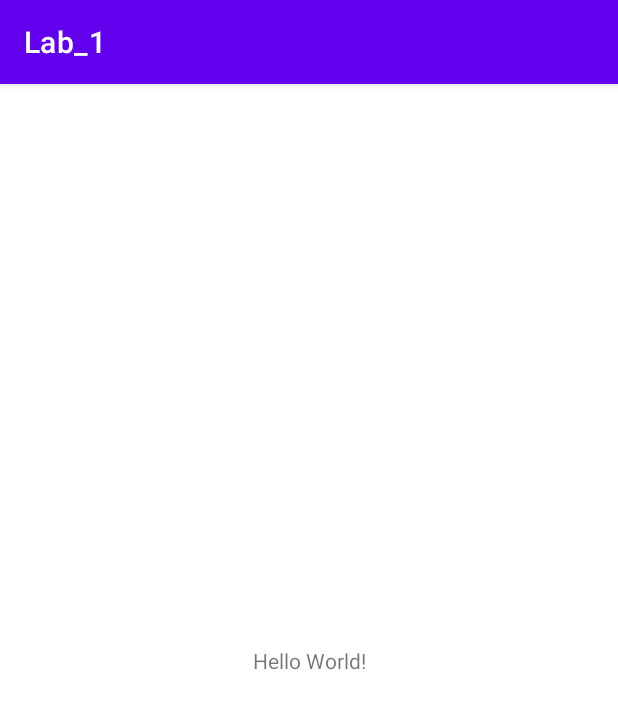
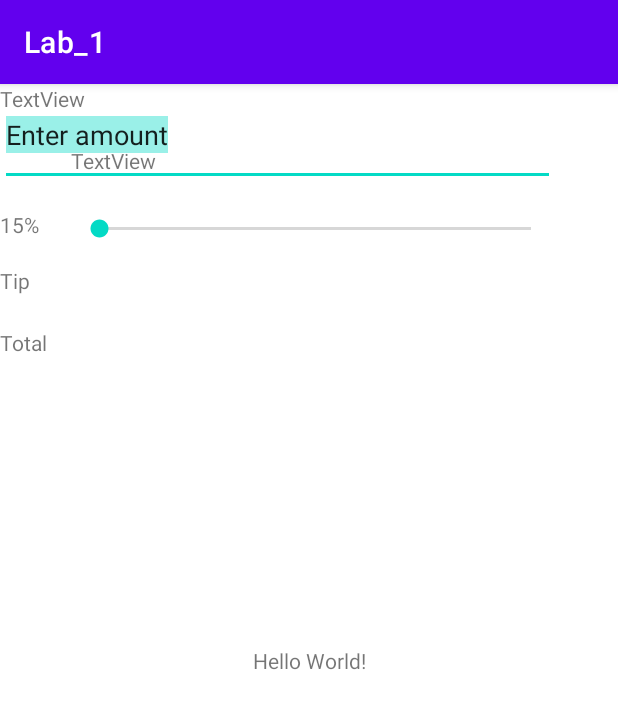
Before and after one commit to yokawaiik/Lab_1, an Android app: the screen it shows after launch (CalcActivity), on a phone screen of 412 x 824 dp. Shown: the top 709 px of the screen. Run offline under Robolectric (Android 15) with nearby library versions, the light colour scheme and no system bars.

Commit message:
4 пункт

```diff
--- a/app/src/main/res/layout/calc_activity.xml
+++ b/app/src/main/res/layout/calc_activity.xml
@@ -2,6 +2,7 @@
 <androidx.constraintlayout.widget.ConstraintLayout xmlns:android="http://schemas.android.com/apk/res/android"
     xmlns:app="http://schemas.android.com/apk/res-auto"
     xmlns:tools="http://schemas.android.com/tools"
+    android:id="@+id/calcActivity"
     android:layout_width="match_parent"
     android:layout_height="match_parent"
     tools:context=".CalcActivity">
@@ -15,4 +16,70 @@
         app:layout_constraintRight_toRightOf="parent"
         app:layout_constraintTop_toTopOf="parent" />
 
+    <EditText
+        android:id="@+id/et_amount"
+        android:layout_width="370dp"
+        android:layout_height="68dp"
+        android:ems="10"
+        android:hint="Input text"
+        android:inputType="textPersonName|numberDecimal"
+        android:selectAllOnFocus="true"
+        android:text="Enter amount"
+        tools:layout_editor_absoluteX="21dp"
+        tools:layout_editor_absoluteY="16dp" />
+
+    <TextView
+        android:id="@+id/tv_percent"
+        android:layout_width="34dp"
+        android:layout_height="25dp"
+        android:layout_marginTop="16dp"
+        android:text="15%"
+        app:layout_constraintTop_toBottomOf="@+id/et_amount"
+        tools:layout_editor_absoluteX="21dp" />
+
+    <SeekBar
+        android:id="@+id/sb_percent"
+        android:layout_width="320dp"
+        android:layout_height="25dp"
+        android:layout_marginStart="16dp"
+        android:layout_marginTop="16dp"
+        app:layout_constraintStart_toEndOf="@+id/tv_percent"
+        app:layout_constraintTop_toBottomOf="@+id/et_amount" />
+
+    <TextView
+        android:id="@+id/tv_label_tip"
+        android:layout_width="wrap_content"
+        android:layout_height="25dp"
+        android:layout_marginTop="12dp"
+        android:text="Tip"
+        app:layout_constraintTop_toBottomOf="@+id/tv_percent"
+        tools:layout_editor_absoluteX="35dp" />
+
+    <TextView
+        android:id="@+id/tv_total"
+        android:layout_width="320dp"
+        android:layout_height="25dp"
+        android:layout_marginStart="16dp"
+        android:layout_marginTop="16dp"
+        android:text="TextView"
+        app:layout_constraintStart_toEndOf="@+id/tv_label_total"
+        app:layout_constraintTop_toBottomOf="@+id/tv_tip" />
+
+    <TextView
+        android:id="@+id/tv_label_total"
+        android:layout_width="wrap_content"
+        android:layout_height="25dp"
+        android:layout_marginTop="16dp"
+        android:text="Total"
+        app:layout_constraintTop_toBottomOf="@+id/tv_label_tip"
+        tools:layout_editor_absoluteX="24dp" />
+
+    <TextView
+        android:id="@+id/tv_tip"
+        android:layout_width="320dp"
+        android:layout_height="25dp"
+        android:text="TextView"
+        tools:layout_editor_absoluteX="71dp"
+        tools:layout_editor_absoluteY="136dp" />
+
 </androidx.constraintlayout.widget.ConstraintLayout>
```
